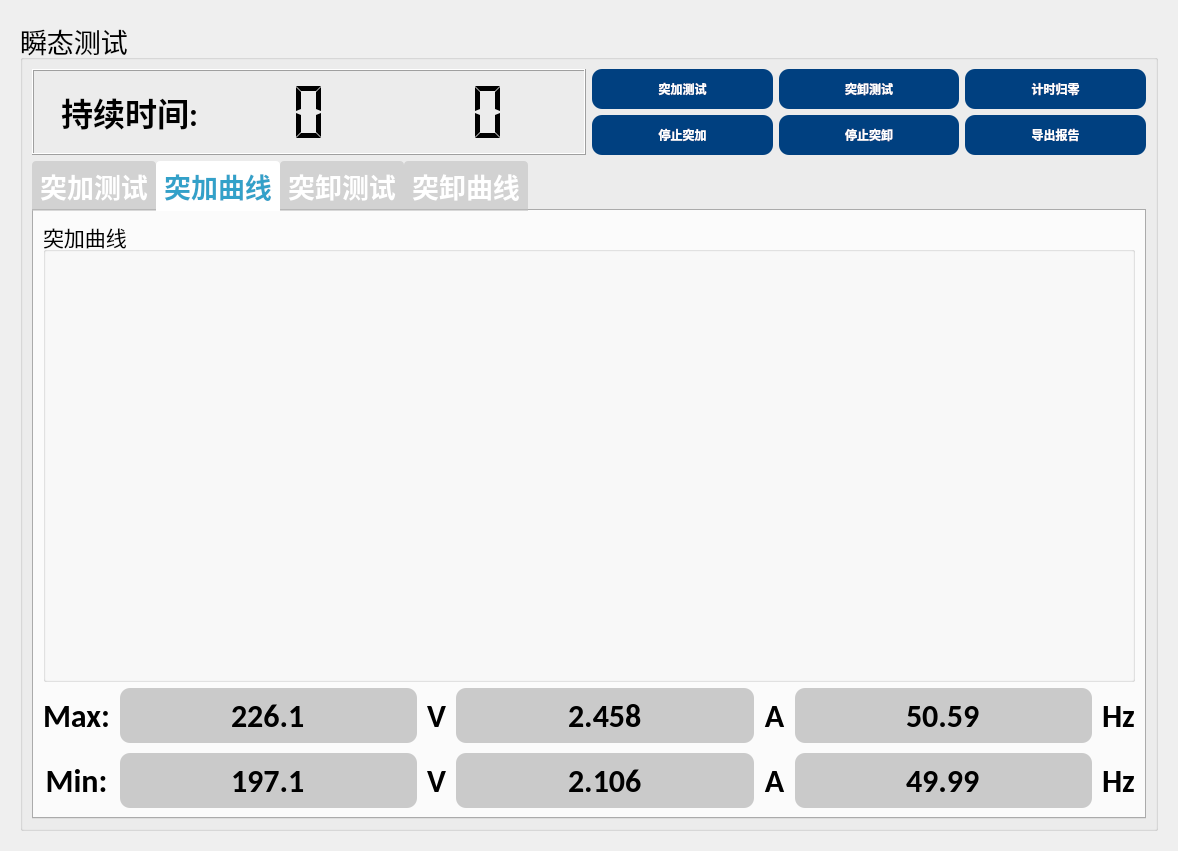
Old version of the form App/Page/page4_stcs.ui in the repository bjc123321/30KWZFDZZJCY.
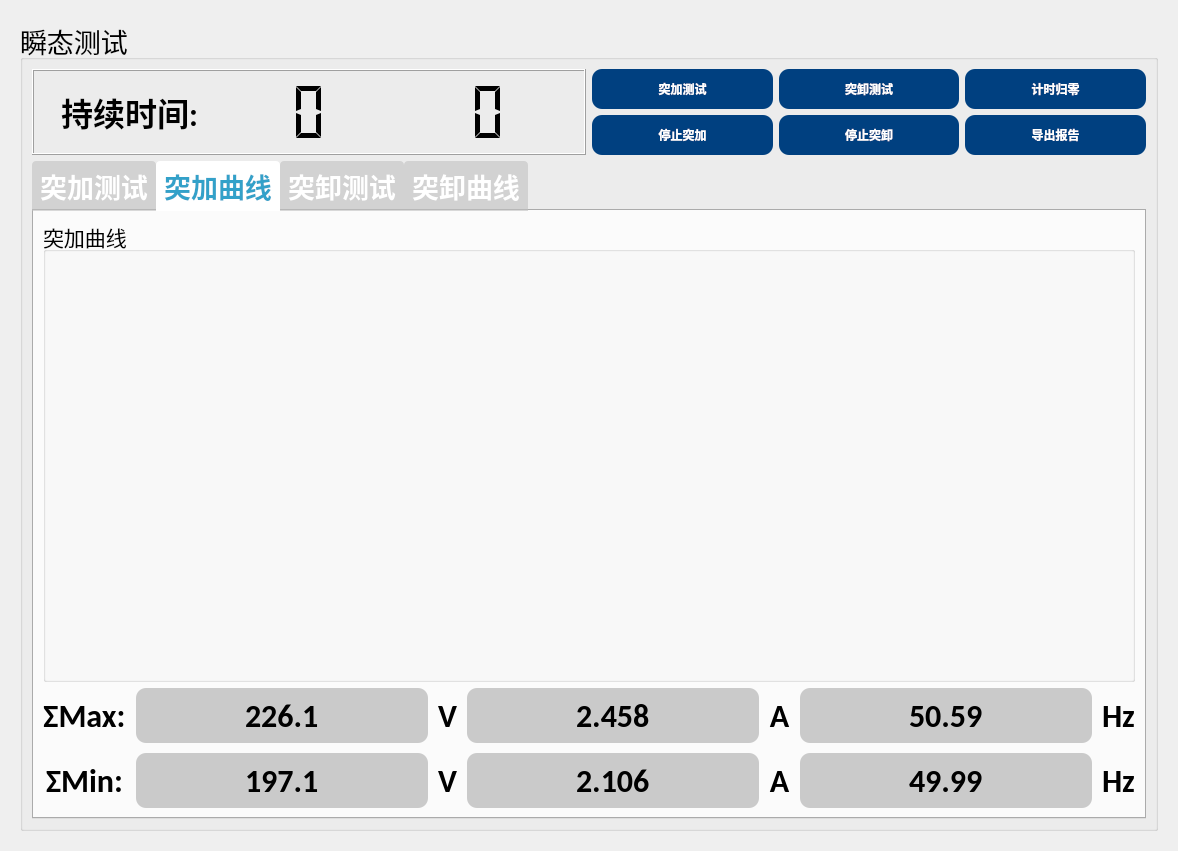
New version of the form.

```diff
--- a/App/Page/page4_stcs.ui
+++ b/App/Page/page4_stcs.ui
@@ -1356,7 +1356,7 @@
                   </widget>
                  </item>
                  <item>
-                  <layout class="QGridLayout" name="gridLayout_3" rowstretch="0,0,0" columnstretch="0,0,0,0,0,0,0">
+                  <layout class="QGridLayout" name="gridLayout_3" rowstretch="0,0" columnstretch="0,0,0,0,0,0,0">
                    <property name="leftMargin">
                     <number>0</number>
                    </property>
@@ -1452,7 +1452,7 @@
                       </font>
                      </property>
                      <property name="text">
-                      <string>Min:</string>
+                      <string>ΣMin:</string>
                      </property>
                      <property name="alignment">
                       <set>Qt::AlignCenter</set>
@@ -1584,7 +1584,7 @@
                       </font>
                      </property>
                      <property name="text">
-                      <string>Max:</string>
+                      <string>ΣMax:</string>
                      </property>
                      <property name="alignment">
                       <set>Qt::AlignCenter</set>
```
Left out of the diff: 4 changed lines with no effect on the pictures.
